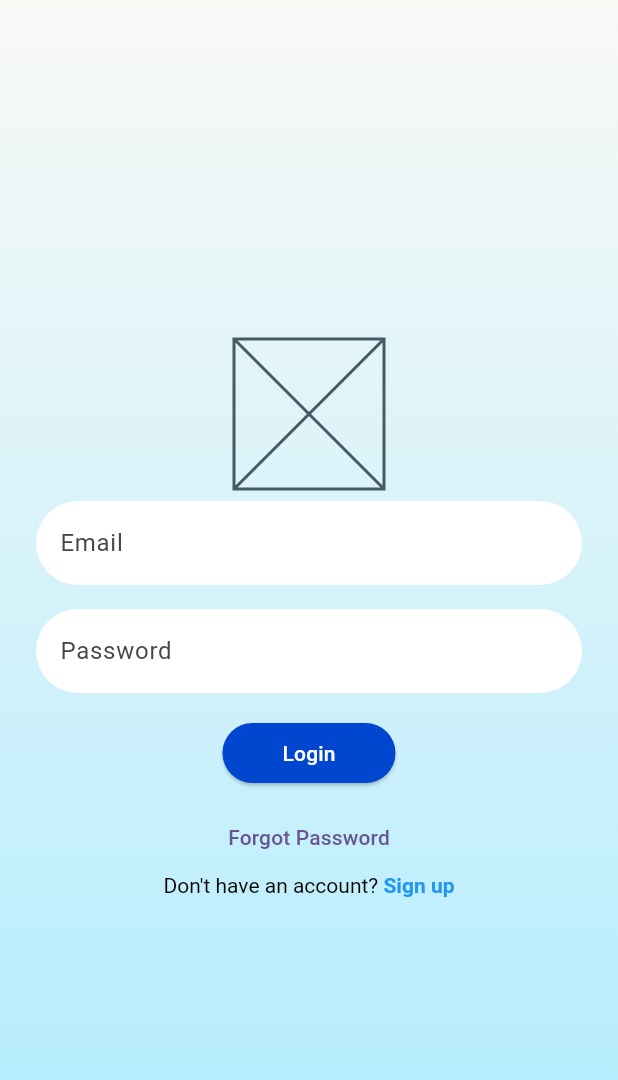
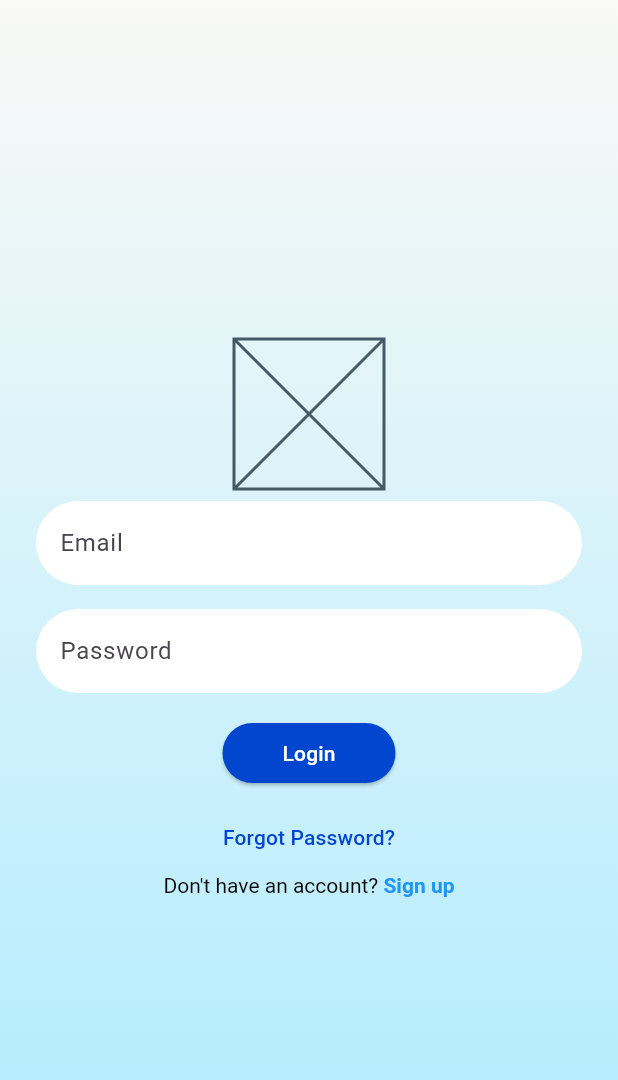
Before and after one commit to sharefahaneem/kokohub-flutter, a Flutter app: the screen it shows after launch, on a phone screen of 412 x 824 dp. Shown: the top 1080 px of the screen. Run offline on Flutter 3.47's test engine with Material 3 defaults, Android fonts, the phone set to English and light mode, and no system bars; our stand-ins replace equatable, flutter_bloc, shared_preferences.

Commit message:
feat(login): create ForgotPassword widget

```diff
--- a/lib/ui/login/pages/login_layout.dart
+++ b/lib/ui/login/pages/login_layout.dart
@@ -1,5 +1,6 @@
 import 'package:flutter/material.dart';
 import 'package:flutter_kokohub/constants/app_colors.dart';
+import 'package:flutter_kokohub/ui/login/widgets/forgot_password_widget.dart';
 import 'package:flutter_kokohub/ui/login/widgets/login_button_widget.dart';
 import 'package:flutter_kokohub/ui/login/widgets/text_field_login_widget.dart';
 
@@ -46,10 +47,7 @@ class LoginLayout extends StatelessWidget {
               padding: EdgeInsets.symmetric(vertical: 8.0),
               child: LoginButtonWidget(),
             ),
-            TextButton(
-              onPressed: () {},
-              child: const Text('Forgot Password'),
-            ),
+            const ForgotPasswordWidget(),
             RichText(
               text: const TextSpan(
                 text: "Don't have an account? ",
--- /dev/null
+++ b/lib/ui/login/widgets/forgot_password_widget.dart
@@ -0,0 +1,19 @@
+import 'package:flutter/material.dart';
+import 'package:flutter_kokohub/constants/app_colors.dart';
+
+class ForgotPasswordWidget extends StatelessWidget {
+  const ForgotPasswordWidget({super.key});
+
+  @override
+  Widget build(BuildContext context) {
+    return TextButton(
+      style: TextButton.styleFrom(
+        foregroundColor: AppColors.loginButtonColor,
+      ),
+      onPressed: () {},
+      child: const Text(
+        'Forgot Password?',
+      ),
+    );
+  }
+}
```
